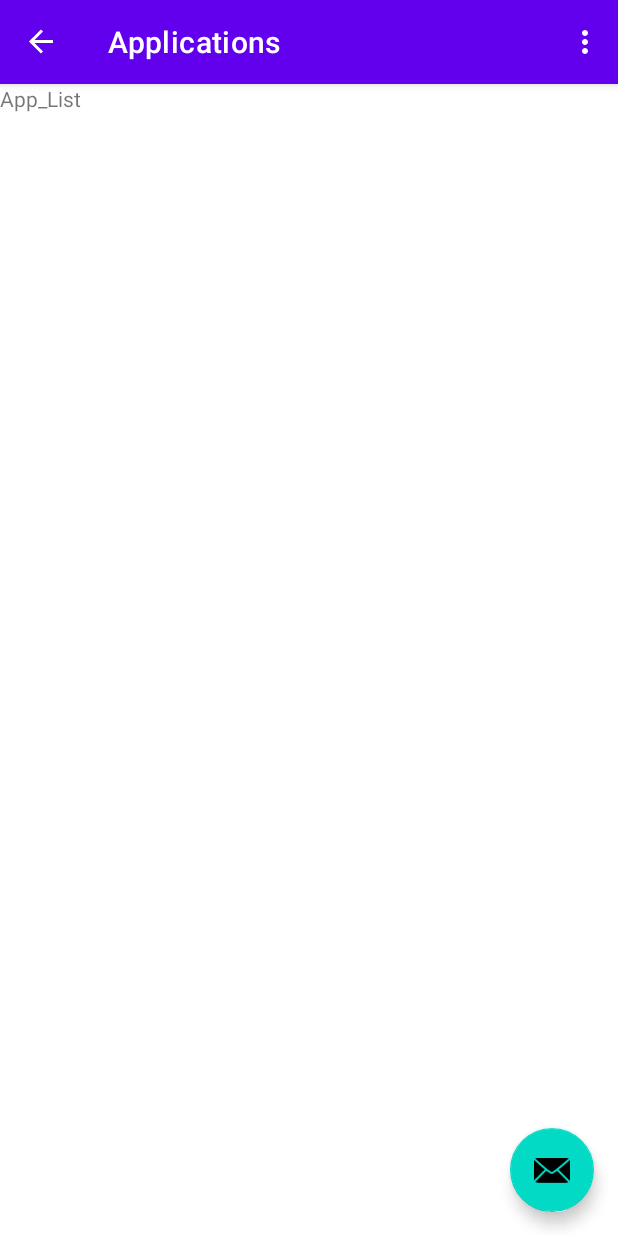
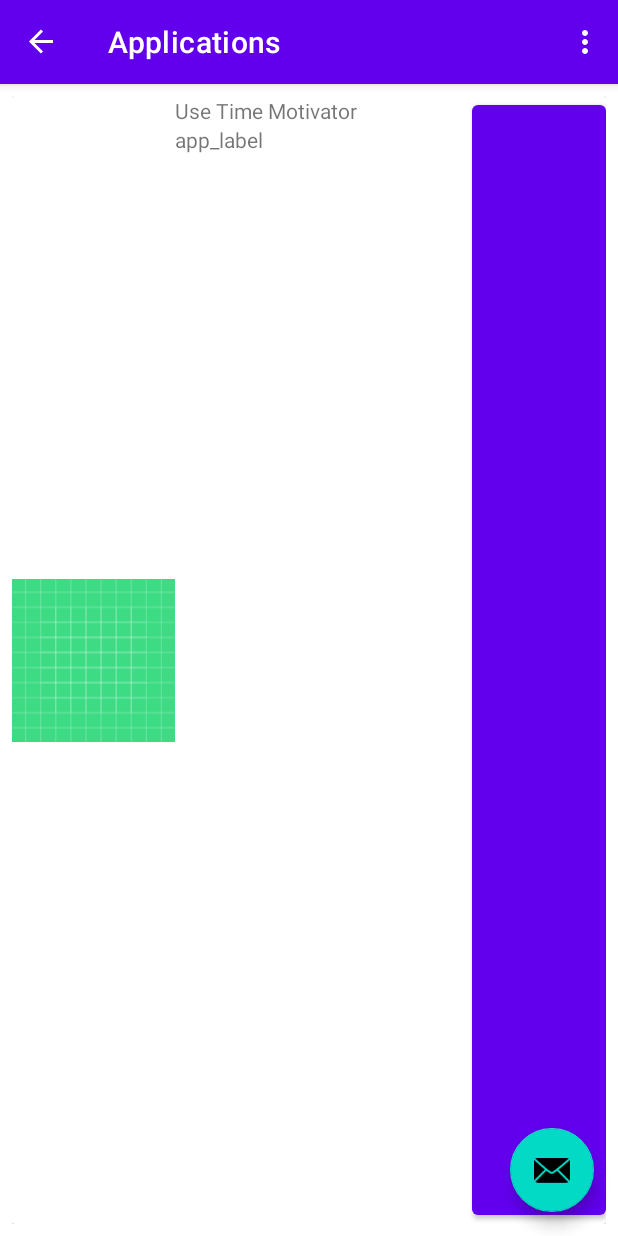
Before and after one commit to KirillMaglysh/UseTime, an Android app: the screen it shows after launch (MainActivity), in the side drawer, after a tap on "Applications", on a phone screen of 412 x 824 dp. Run offline under Robolectric (Android 15) with nearby library versions, the phone set to English and light mode, and no system bars; our stand-ins replace navigation-ui; libraries missing offline, so code that uses them is left out: com.j256.ormlite; 2 statements that could not run were skipped.

Commit message:
Started app list

```diff
--- a/app/src/main/java/ru/mksoft/android/use/time/use/time/use/time/motivator/MainActivity.java
+++ b/app/src/main/java/ru/mksoft/android/use/time/use/time/use/time/motivator/MainActivity.java
@@ -4,11 +4,8 @@ import android.app.usage.UsageStats;
 import android.app.usage.UsageStatsManager;
 import android.content.Context;
 import android.content.pm.ApplicationInfo;
-import android.content.pm.PackageInfo;
 import android.content.pm.PackageManager;
-import android.graphics.drawable.Drawable;
 import android.os.Bundle;
-import android.util.Log;
 import android.view.Menu;
 import androidx.appcompat.app.AppCompatActivity;
 import androidx.drawerlayout.widget.DrawerLayout;
@@ -16,9 +13,12 @@ import androidx.navigation.NavController;
 import androidx.navigation.Navigation;
 import androidx.navigation.ui.AppBarConfiguration;
 import androidx.navigation.ui.NavigationUI;
+import androidx.recyclerview.widget.LinearLayoutManager;
+import androidx.recyclerview.widget.RecyclerView;
 import com.google.android.material.navigation.NavigationView;
 import com.google.android.material.snackbar.Snackbar;
 import ru.mksoft.android.use.time.use.time.use.time.motivator.databinding.ActivityMainBinding;
+import ru.mksoft.android.use.time.use.time.use.time.motivator.ui.applist.CustomRecyclerAdapter;
 
 import java.util.ArrayList;
 import java.util.Calendar;
@@ -78,20 +78,6 @@ public class MainActivity extends AppCompatActivity {
 
 
 
-        ArrayList<ApplicationInfo> appList = new ArrayList<>();
-        for (ApplicationInfo info : pm.getInstalledApplications(PackageManager.GET_META_DATA)) {
-            try {
-                if (pm.getLaunchIntentForPackage(info.packageName) != null) {
-                    appList.add(info);
-                }
-            } catch (Exception e) {
-                e.printStackTrace();
-            }
-        }
-
-        for (ApplicationInfo applicationInfo : appList) {
-            Log.d("QwQwQ", "                 " + applicationInfo.loadLabel(pm));
-        }
 
 //        List<ApplicationInfo> packages = pm.getInstalledApplications(PackageManager.GET_META_DATA);
 //        List<ApplicationInfo> infoList = new ArrayList<>(packages);
--- a/app/src/main/java/ru/mksoft/android/use/time/use/time/use/time/motivator/ui/applist/AppListFragment.java
+++ b/app/src/main/java/ru/mksoft/android/use/time/use/time/use/time/motivator/ui/applist/AppListFragment.java
@@ -1,5 +1,7 @@
 package ru.mksoft.android.use.time.use.time.use.time.motivator.ui.applist;
 
+import android.content.pm.ApplicationInfo;
+import android.content.pm.PackageManager;
 import android.os.Bundle;
 import android.view.LayoutInflater;
 import android.view.View;
@@ -10,7 +12,13 @@ import androidx.annotation.Nullable;
 import androidx.fragment.app.Fragment;
 import androidx.lifecycle.Observer;
 import androidx.lifecycle.ViewModelProvider;
+import androidx.recyclerview.widget.LinearLayoutManager;
+import androidx.recyclerview.widget.RecyclerView;
+import ru.mksoft.android.use.time.use.time.use.time.motivator.R;
 import ru.mksoft.android.use.time.use.time.use.time.motivator.databinding.FragmentAppListBinding;
+
+import java.util.ArrayList;
+import java.util.List;
 
 public class AppListFragment extends Fragment {
 
@@ -23,10 +31,31 @@ public class AppListFragment extends Fragment {
                 new ViewModelProvider(this).get(AppListViewModel.class);
 
         binding = FragmentAppListBinding.inflate(inflater, container, false);
-        View root = binding.getRoot();
+//        View root = binding.getRoot();
+
+        PackageManager pm = getContext().getPackageManager();
+        ArrayList<ApplicationInfo> appList = new ArrayList<>();
+        for (ApplicationInfo info : pm.getInstalledApplications(PackageManager.GET_META_DATA)) {
+            try {
+                if (pm.getLaunchIntentForPackage(info.packageName) != null) {
+                    appList.add(info);
+                }
+            } catch (Exception e) {
+                e.printStackTrace();
+            }
+        }
+
+        List<String> appLabels = new ArrayList<>(appList.size());
+        for (ApplicationInfo applicationInfo : appList) {
+            appLabels.add((String) applicationInfo.loadLabel(pm));
+        }
 
 
-        return root;
+        RecyclerView recyclerView = binding.appListRecyclerView;
+        recyclerView.setLayoutManager(new LinearLayoutManager(getContext()));
+        recyclerView.setAdapter(new CustomRecyclerAdapter(appLabels));
+
+        return binding.getRoot();
     }
 
     @Override
--- /dev/null
+++ b/app/src/main/java/ru/mksoft/android/use/time/use/time/use/time/motivator/ui/applist/CustomRecyclerAdapter.java
@@ -0,0 +1,52 @@
+package ru.mksoft.android.use.time.use.time.use.time.motivator.ui.applist;
+
+import android.view.LayoutInflater;
+import android.view.View;
+import android.view.ViewGroup;
+import android.widget.TextView;
+import androidx.annotation.NonNull;
+import androidx.recyclerview.widget.RecyclerView;
+import org.jetbrains.annotations.NotNull;
+import ru.mksoft.android.use.time.use.time.use.time.motivator.R;
+
+import java.util.List;
+
+/**
+ * Place here class purpose.
+ *
+ * @author Kirill
+ * @since 05.01.2022
+ */
+
+//TODO() передавать список приложений с иконками и так чтобы можно было добавлять и убирать из базы отслеживаемые приложения
+public class CustomRecyclerAdapter extends RecyclerView.Adapter<CustomRecyclerAdapter.MyViewHolder> {
+    private List<String> labels;
+
+    public CustomRecyclerAdapter(List<String> labels) {
+        this.labels = labels;
+    }
+
+    @Override
+    public MyViewHolder onCreateViewHolder(@NonNull @NotNull ViewGroup parent, int viewType) {
+        return new MyViewHolder(LayoutInflater.from(parent.getContext()).inflate(R.layout.app_card, parent, false));
+    }
+
+    @Override
+    public void onBindViewHolder(@NonNull @NotNull MyViewHolder holder, int position) {
+        holder.appLabel.setText(labels.get(position));
+    }
+
+    @Override
+    public int getItemCount() {
+        return labels.size();
+    }
+
+    class MyViewHolder extends RecyclerView.ViewHolder {
+        TextView appLabel;
+
+        public MyViewHolder(View itemView) {
+            super(itemView);
+            appLabel = itemView.findViewById(R.id.app_label);
+        }
+    }
+}
--- /dev/null
+++ b/app/src/main/res/layout/app_card.xml
@@ -0,0 +1,48 @@
+<?xml version="1.0" encoding="utf-8"?>
+<androidx.cardview.widget.CardView xmlns:android="http://schemas.android.com/apk/res/android"
+                                   android:layout_width="match_parent"
+                                   android:layout_height="match_parent">
+    <LinearLayout
+            android:layout_width="match_parent"
+            android:layout_height="match_parent"
+            android:orientation="horizontal"
+    >
+
+        <ImageView
+                android:id="@+id/app_icon"
+                android:layout_width="wrap_content"
+                android:layout_height="match_parent"
+                android:layout_weight="1"
+                android:contentDescription="@string/app_icon_description"
+                android:src="@drawable/ic_launcher_background"
+        />
+
+        <LinearLayout
+                android:layout_width="wrap_content"
+                android:layout_height="match_parent"
+                android:orientation="vertical"
+                android:layout_weight="100"
+        >
+            <TextView
+                    android:id="@+id/app_label"
+                    android:layout_width="wrap_content"
+                    android:layout_height="wrap_content"
+                    android:text="@string/app_label"
+            />
+
+            <TextView
+                    android:id="@+id/category"
+                    android:layout_width="wrap_content"
+                    android:layout_height="wrap_content"
+                    android:text="@string/app_label"
+            />
+
+        </LinearLayout>
+        <Button
+                android:id="@+id/app_add_delete_card"
+                android:layout_width="wrap_content"
+                android:layout_height="match_parent"
+                android:layout_weight="1"
+        />
+    </LinearLayout>
+</androidx.cardview.widget.CardView>
--- a/app/src/main/res/layout/fragment_app_list.xml
+++ b/app/src/main/res/layout/fragment_app_list.xml
@@ -1,14 +1,25 @@
 <?xml version="1.0" encoding="utf-8"?>
-<FrameLayout xmlns:android="http://schemas.android.com/apk/res/android"
-             xmlns:tools="http://schemas.android.com/tools"
-             android:layout_width="match_parent"
-             android:layout_height="match_parent"
-             tools:context=".ui.applist.AppListFragment">
+<androidx.constraintlayout.widget.ConstraintLayout
+        xmlns:android="http://schemas.android.com/apk/res/android"
+        xmlns:app="http://schemas.android.com/apk/res-auto"
+        xmlns:tools="http://schemas.android.com/tools"
+        android:layout_width="match_parent"
+        android:layout_height="match_parent"
+        tools:context=".ui.applist.AppListFragment">
 
-    <!-- TODO: Update blank fragment layout -->
-    <TextView
-            android:layout_width="match_parent"
-            android:layout_height="match_parent"
-            android:text="App_List"/>
+    <androidx.recyclerview.widget.RecyclerView
+            android:id="@+id/app_list_recycler_view"
+            android:layout_width="0dp"
+            android:layout_height="0dp"
+            android:layout_marginBottom="8dp"
+            android:layout_marginEnd="8dp"
+            android:layout_marginStart="8dp"
+            android:layout_marginTop="8dp"
+            tools:listitem="@layout/app_card"
+            app:layout_constraintBottom_toBottomOf="parent"
+            app:layout_constraintEnd_toEndOf="parent"
+            app:layout_constraintStart_toStartOf="parent"
+            app:layout_constraintTop_toTopOf="parent"
+    />
 
-</FrameLayout>
+</androidx.constraintlayout.widget.ConstraintLayout>
--- a/app/src/main/res/values/strings.xml
+++ b/app/src/main/res/values/strings.xml
@@ -14,4 +14,6 @@
     <string name="cat_image_content_description" translatable="false">Cat Image</string>
     <!-- TODO: Remove or change this placeholder text -->
     <string name="menu_app_list">Applications</string>
+    <string name="app_label">app_label</string>
+    <string name="app_icon_description">App Icon</string>
 </resources>
```
Also changed, not shown: 1 other file.
